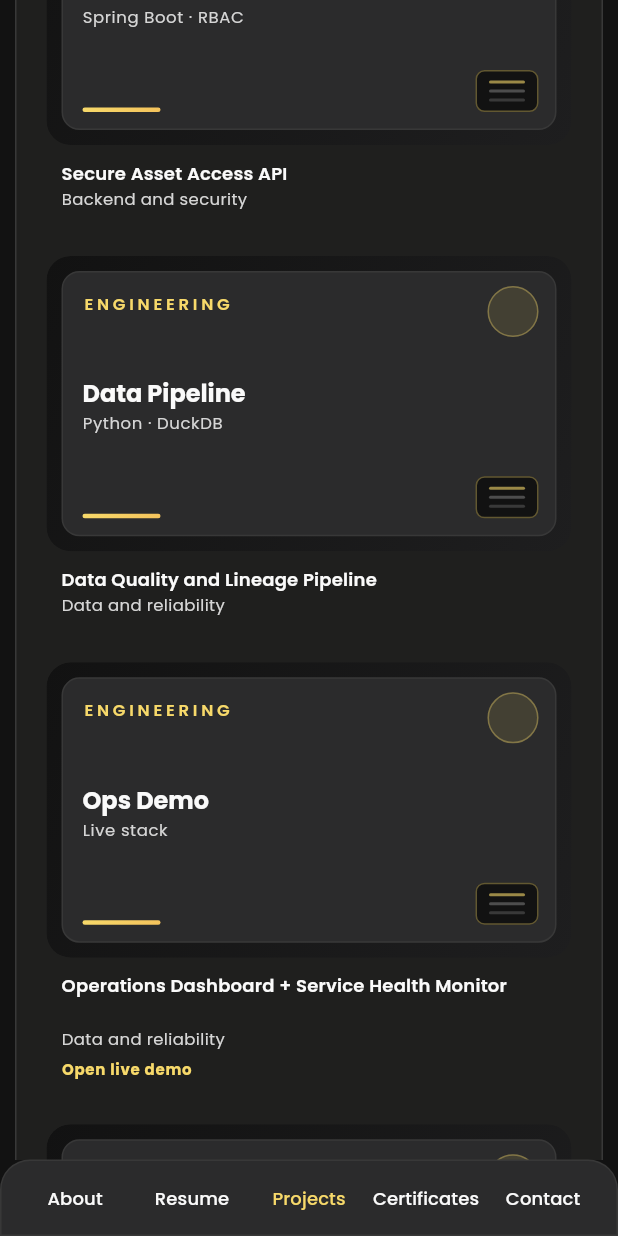
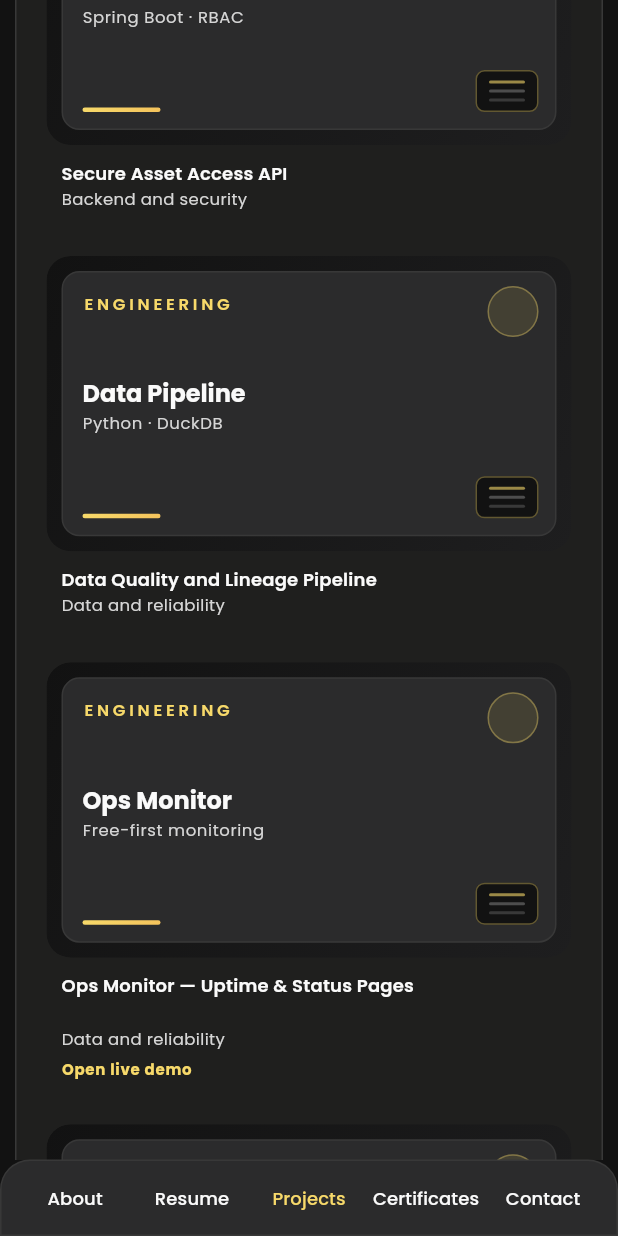
Before and after one commit to mithulram/mithulram-portfolio, a Flutter app: the screen it shows after launch, item 3 of the bottom bar chosen, scrolled down 576 dp, on a phone screen of 412 x 824 dp. Run offline on Flutter 3.47's test engine with Material 3 defaults, Android fonts, the phone set to English and light mode, and no system bars; our stand-ins replace flutter_dotenv, flutter_map, flutter_neumorphic_plus, flutter_svg, fluttertoast, get and 3 more.

Commit message:
docs: describe Ops Monitor as free-first monitoring product
Update portfolio project card and README copy for the self-hostable
uptime and status-page product, with live dashboard and status links.

```diff
--- a/lib/utils/common_strings.dart
+++ b/lib/utils/common_strings.dart
@@ -159,19 +159,21 @@
         'https://github.com/mithulram/service-health-incident-monitor',
     'liveDemoUrl': 'https://operations-dashboard-b8v.pages.dev',
     'coverImage': 'assets/images/cover-ops-dashboard.svg',
-    'coverLabel': 'Ops Demo',
-    'coverTagline': 'Live stack',
-    'title': 'Operations Dashboard + Service Health Monitor',
+    'coverLabel': 'Ops Monitor',
+    'coverTagline': 'Free-first monitoring',
+    'title': 'Ops Monitor — Uptime & Status Pages',
     'iconUrl': 'assets/svg/react.svg',
     'type': 'Data and reliability',
     'about': '''
-An end-to-end live full-stack demo: a React/Vite operations dashboard on Cloudflare Pages, a FastAPI service-health backend on Render, SLO and error-budget views, incident context, and deployed smoke checks.
+A free-first, self-hostable monitoring product for solo developers and small teams: URL checks, automatic incidents, optional email alerts, and a public status page.
 
-**Proof:** Live dashboard reads the deployed monitor API; backend and frontend smoke tests verify health, summary, incidents, and CORS.
+**Live:** [Dashboard](https://operations-dashboard-b8v.pages.dev) · [Public status](https://operations-dashboard-b8v.pages.dev/status/default) · [Backend repo](https://github.com/mithulram/service-health-incident-monitor) · [Frontend repo](https://github.com/mithulram/operations-dashboard)
 
-**Technologies:** React, TypeScript, Vite, FastAPI, Prometheus text metrics, SLO/error budget, GitHub Actions
+**Proof:** Docker Compose self-host in ~10 minutes; deployed smoke tests cover monitors, incidents, public status JSON, and CORS.
 
-Synthetic in-memory demo data only; not production monitoring software or a multi-tenant NOC product.
+**Technologies:** React, TypeScript, Vite, FastAPI, SQLite, Docker Compose, Cloudflare Pages, Render
+
+Lightweight MVP — not enterprise on-call software, multi-tenant RBAC, or Slack/PagerDuty integrations yet.
 ''',
   };
 
```
Also changed, not shown: 5 other files.
